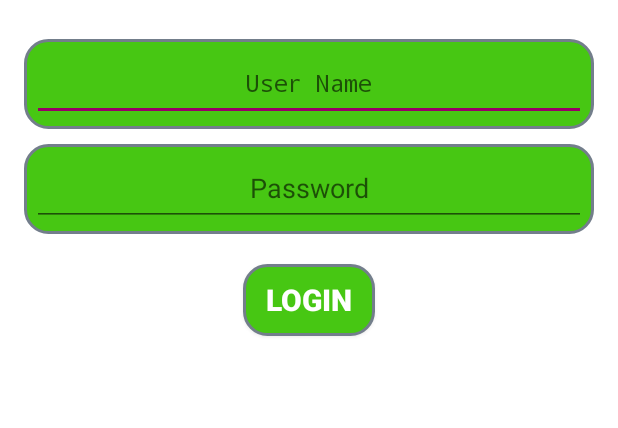
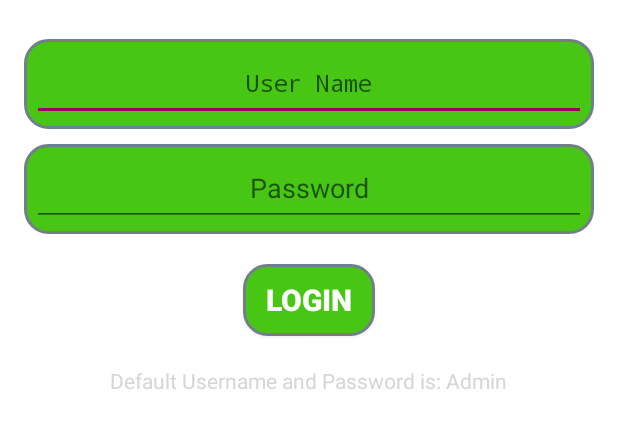
Before and after one commit to alunix/Icare, an Android app: the layout activity_login.xml on its own in the app's theme, with its tools: preview values and no code run, on a phone screen of 412 x 824 dp. Shown: the top 428 px of the screen. Run offline under Robolectric (Android 15) with nearby library versions, the phone set to English and light mode, and no system bars.

Commit message:
**In login Activity Hints added

```diff
--- a/app/src/main/res/layout/activity_login.xml
+++ b/app/src/main/res/layout/activity_login.xml
@@ -63,6 +63,15 @@
         android:textSize="20sp"
         android:textStyle="bold" />
 
+    <TextView
+        android:layout_marginTop="20dp"
+        android:layout_width="wrap_content"
+        android:layout_height="wrap_content"
+        android:layout_gravity="center"
+        android:textColor="@color/md_black_1000"
+        android:text="Default Username and Password is: Admin"
+        />
+
 
 
 </LinearLayout>
```
Also changed, not shown: 4 other files.
